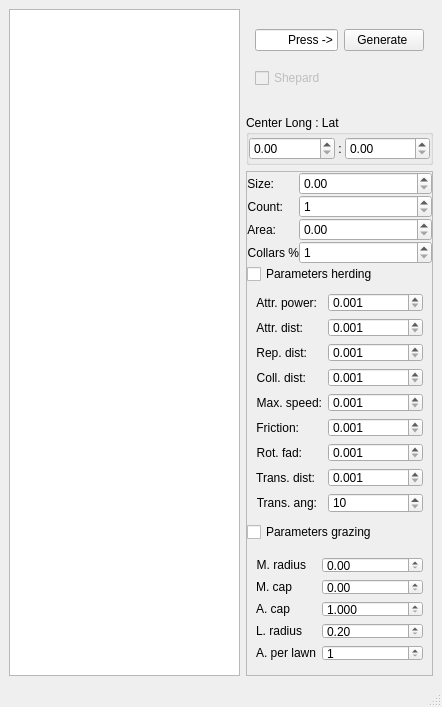
Qt form mainwindow.ui (IvanTsantsarov/herdmind-simulator) before a commit.
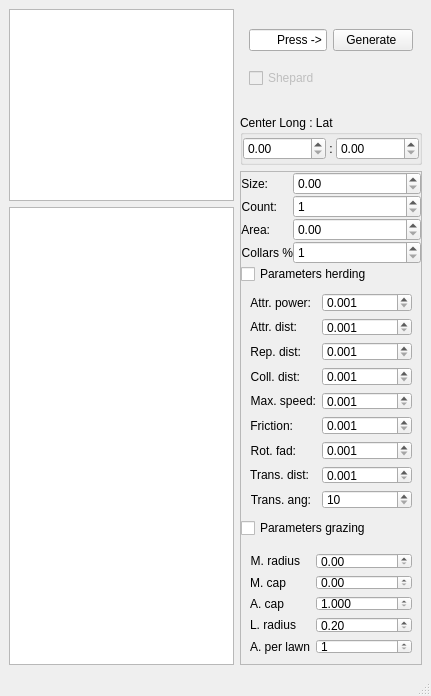
The same form after that commit.

```diff
--- a/mainwindow.ui
+++ b/mainwindow.ui
@@ -6,8 +6,8 @@
    <rect>
     <x>0</x>
     <y>0</y>
-    <width>442</width>
-    <height>707</height>
+    <width>431</width>
+    <height>696</height>
    </rect>
   </property>
   <property name="sizePolicy">
@@ -27,6 +27,21 @@
     <item>
      <layout class="QHBoxLayout" name="horizontalLayout">
       <item>
+       <layout class="QVBoxLayout" name="verticalLayout_3">
+        <item>
+         <widget class="QTextEdit" name="editInfo">
+          <property name="sizePolicy">
+           <sizepolicy hsizetype="Preferred" vsizetype="Preferred">
+            <horstretch>0</horstretch>
+            <verstretch>0</verstretch>
+           </sizepolicy>
+          </property>
+          <property name="readOnly">
+           <bool>true</bool>
+          </property>
+         </widget>
+        </item>
+        <item>
        <widget class="QTableWidget" name="table">
         <property name="sizePolicy">
          <sizepolicy hsizetype="Preferred" vsizetype="Expanding">
@@ -63,6 +78,8 @@
         </attribute>
        </widget>
       </item>
+       </layout>
+      </item>
       <item>
        <layout class="QVBoxLayout" name="verticalLayoutParams">
         <item>
@@ -194,8 +211,8 @@
             <rect>
              <x>0</x>
              <y>0</y>
-             <width>164</width>
-             <height>492</height>
+             <width>158</width>
+             <height>481</height>
             </rect>
            </property>
            <layout class="QVBoxLayout" name="verticalLayout">
```
Left out of the diff: 2 changed lines with no effect on the pictures. Lines whose indentation alone changed are shown as unchanged.
